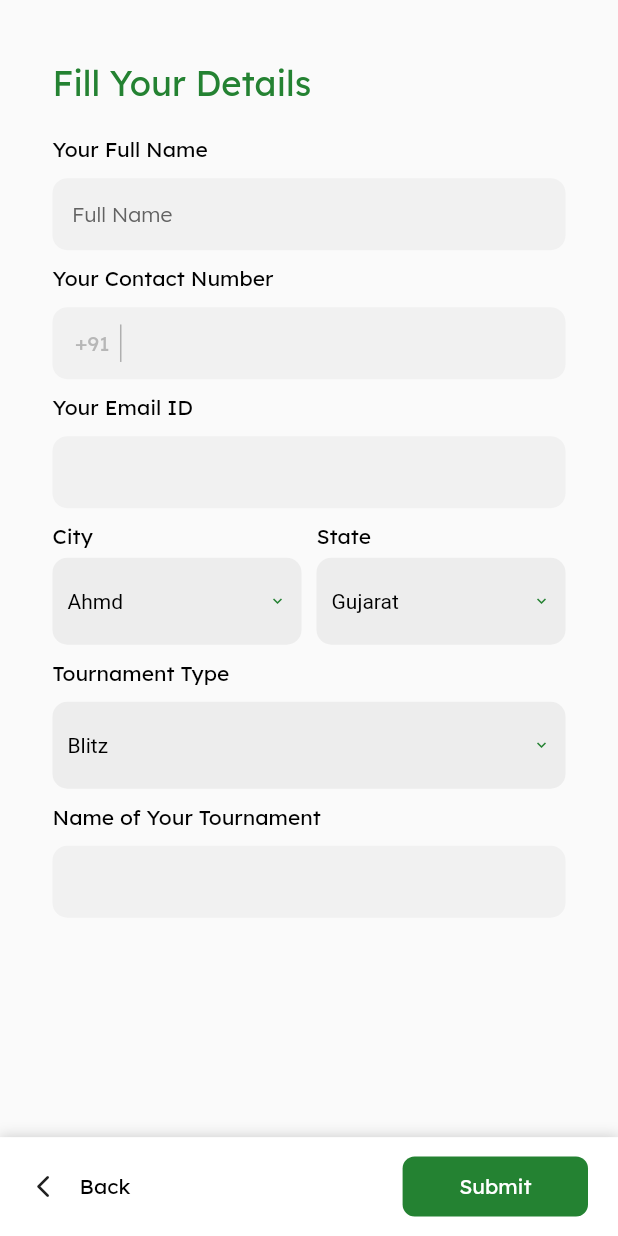
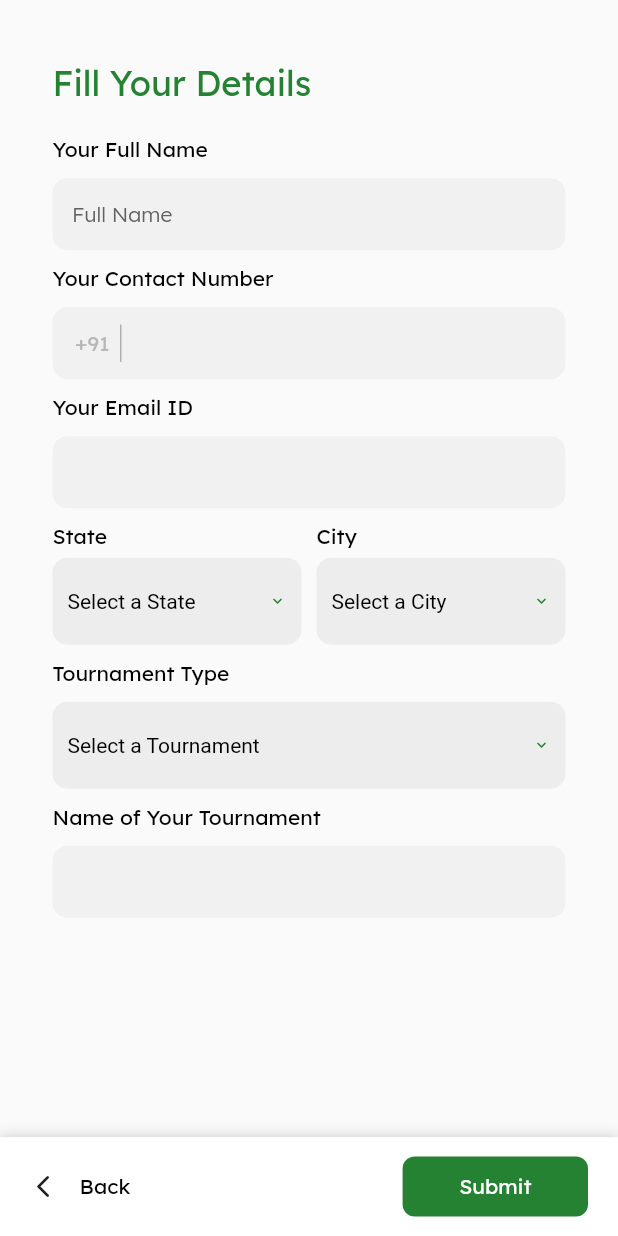
Before and after one commit to smit-mist/Huddle-Score, a Flutter app: the FillYourDetailsTournament screen opened directly, on a phone screen of 412 x 824 dp. Run offline on Flutter 3.47's test engine with Material 2 defaults, Android fonts, the phone set to English and light mode, and no system bars; our stand-ins replace bloc, camera, cloud_firestore, equatable, firebase_auth, firebase_core and 5 more; missing offline and left inert: razorpay_flutter; accounts and stored records are empty; network calls fail.

Commit message:
state and city in pwu done

```diff
--- a/lib/screens/partner_with_us/fill_your_details_tournament.dart
+++ b/lib/screens/partner_with_us/fill_your_details_tournament.dart
@@ -14,23 +14,73 @@ class FillYourDetailsTournament extends StatefulWidget {
 }
 
 class _FillYourDetailsTournamentState extends State<FillYourDetailsTournament> {
+  Map<String, List<String>> stateCity = {
+    'Select a State': [
+      'Select a City',
+    ],
+    'Gujarat': [
+      'Select a City',
+      'Ahmedabad',
+      'Surat',
+      'Baroda',
+      'Jamnagar',
+      'Rajkot',
+    ],
+    'Maharashtra': [
+      'Select a City',
+      'Mumbai',
+      'Pune',
+      'Nagpur',
+      'Nashik',
+      'Kolhapur',
+    ],
+    'Punjab': [
+      'Select a City',
+      'Amritsar',
+      'Ludhiana',
+      'Jalandhar',
+      'Patiala',
+      'Mohali',
+    ],
+    'Karnataka': [
+      'Select a City',
+      'Mysore',
+      'Hubli-Dharwad',
+      'Gulbarga',
+      'Bangalore',
+      'Bijapur',
+    ],
+    'Rajasthan': [
+      'Select a City',
+      'Jaipur',
+      'Kota',
+      'Bikaner',
+      'Ajmer',
+      'Jodhpur',
+    ],
+  };
   final _key = GlobalKey<FormState>();
   FormsBloc _bloc;
-  bool typedName = false, typedMob = false, typedTour = false,typedEmail = false;
-  String city = "Ahmd", statee = "Gujarat", tournamentType = "Blitz";
+  bool typedName = false,
+      typedMob = false,
+      typedTour = false,
+      typedEmail = false;
+  String city = "Select a City",
+      statee = "Select a State",
+      tournamentType = "Select a Tournament";
   TextEditingController _name = TextEditingController(),
       _contact = TextEditingController(),
       _emailId = TextEditingController(),
       _nameTour = TextEditingController();
   @override
   void dispose() {
-    // TODO: implement dispose
     _name.dispose();
     _contact.dispose();
     _emailId.dispose();
     _nameTour.dispose();
     super.dispose();
   }
+
   @override
   Widget build(BuildContext context) {
     _bloc = BlocProvider.of<FormsBloc>(context);
@@ -152,10 +202,12 @@ class _FillYourDetailsTournamentState extends State<FillYourDetailsTournament> {
                       height: 10,
                     ),
                     TextFormField(
-                      onChanged: (val){
+                      onChanged: (val) {
                         setState(() {
-                          if(val.length ==0)typedName = false;
-                          else typedName = true;
+                          if (val.length == 0)
+                            typedName = false;
+                          else
+                            typedName = true;
                         });
                       },
                       validator: (value) {
@@ -164,9 +216,7 @@ class _FillYourDetailsTournamentState extends State<FillYourDetailsTournament> {
                         return null;
                       },
                       controller: _name,
-                      decoration: textFieldDecoration(
-                        'Full Name',typedName
-                      ),
+                      decoration: textFieldDecoration('Full Name', typedName),
                     ),
                     SizedBox(
                       height: 10,
@@ -179,10 +229,12 @@ class _FillYourDetailsTournamentState extends State<FillYourDetailsTournament> {
                       height: 10,
                     ),
                     TextFormField(
-                      onChanged: (val){
+                      onChanged: (val) {
                         setState(() {
-                          if(val.length ==0)typedMob = false;
-                          else typedMob = true;
+                          if (val.length == 0)
+                            typedMob = false;
+                          else
+                            typedMob = true;
                         });
                       },
                       validator: (value) {
@@ -193,7 +245,7 @@ class _FillYourDetailsTournamentState extends State<FillYourDetailsTournament> {
                         return null;
                       },
                       controller: _contact,
-                      decoration: textFieldDecoration(' ',typedMob).copyWith(
+                      decoration: textFieldDecoration(' ', typedMob).copyWith(
                         prefixIcon: Container(
                           width: w * 0.15,
                           padding: EdgeInsets.only(left: 15),
@@ -231,10 +283,12 @@ class _FillYourDetailsTournamentState extends State<FillYourDetailsTournament> {
                       height: 10,
                     ),
                     TextFormField(
-                      onChanged: (val){
+                      onChanged: (val) {
                         setState(() {
-                          if(val.length ==0)typedEmail = false;
-                          else typedEmail = true;
+                          if (val.length == 0)
+                            typedEmail = false;
+                          else
+                            typedEmail = true;
                         });
                       },
                       validator: (value) {
@@ -246,7 +300,8 @@ class _FillYourDetailsTournamentState extends State<FillYourDetailsTournament> {
                       },
                       controller: _emailId,
                       decoration: textFieldDecoration(
-                        '',typedEmail,
+                        '',
+                        typedEmail,
                       ),
                     ),
                     SizedBox(
@@ -256,6 +311,66 @@ class _FillYourDetailsTournamentState extends State<FillYourDetailsTournament> {
                       width: w,
                       child: Row(
                         children: [
+                          Expanded(
+                            child: Column(
+                              crossAxisAlignment: CrossAxisAlignment.start,
+                              children: [
+                                Text(
+                                  'State',
+                                  style: themeFont(),
+                                ),
+                                SizedBox(
+                                  height: 5,
+                                ),
+                                Container(
+                                  padding: EdgeInsets.symmetric(
+                                      horizontal: 10, vertical: 5),
+                                  decoration: BoxDecoration(
+                                      color: Colors.grey.withOpacity(0.14),
+                                      borderRadius: BorderRadius.circular(10)),
+                                  child: DropdownButton<String>(
+                                    isExpanded: true,
+                                    focusColor: Colors.grey.withOpacity(0.14),
+                                    value: statee,
+                                    style: TextStyle(color: Colors.white),
+                                    icon: Icon(
+                                      Icons.keyboard_arrow_down,
+                                      color: kThemeColor,
+                                      size: 12,
+                                    ),
+                                    underline: Container(),
+                                    items: stateCity.keys
+                                        .toList()
+                                        .map<DropdownMenuItem<String>>(
+                                            (String value) {
+                                      return DropdownMenuItem<String>(
+                                        value: value,
+                                        child: Text(
+                                          value,
+                                          style: TextStyle(color: Colors.black),
+                                        ),
+                                      );
+                                    }).toList(),
+                                    onChanged: (s) {
+                                      setState(() {
+                                        statee = s;
+                                      });
+                                    },
+                                    hint: Text(
+                                      "State",
+                                      style: TextStyle(
+                                          color: Colors.black,
+                                          fontSize: 14,
+                                          fontWeight: FontWeight.w500),
+                                    ),
+                                  ),
+                                ),
+                              ],
+                            ),
+                          ),
+                          SizedBox(
+                            width: 10,
+                          ),
                           Expanded(
                             child: Column(
                               crossAxisAlignment: CrossAxisAlignment.start,
@@ -284,13 +399,10 @@ class _FillYourDetailsTournamentState extends State<FillYourDetailsTournament> {
                                       size: 12,
                                     ),
                                     underline: Container(),
-                                    items: <String>[
-                                      'Ahmd',
-                                      'Surat',
-                                      'Rajkot',
-                                      'Mumbai',
-                                    ].map<DropdownMenuItem<String>>(
-                                        (String value) {
+                                    items: stateCity[statee]
+                                        .toList()
+                                        .map<DropdownMenuItem<String>>(
+                                            (String value) {
                                       return DropdownMenuItem<String>(
                                         value: value,
                                         child: Text(
@@ -306,69 +418,6 @@ class _FillYourDetailsTournamentState extends State<FillYourDetailsTournament> {
                                     },
                                     hint: Text(
                                       "City",
-                                      style: TextStyle(
-                                          color: Colors.black,
-                                          fontSize: 14,
-                                          fontWeight: FontWeight.w500),
-                                    ),
-                                  ),
-                                ),
-                              ],
-                            ),
-                          ),
-                          SizedBox(
-                            width: 10,
-                          ),
-                          Expanded(
-                            child: Column(
-                              crossAxisAlignment: CrossAxisAlignment.start,
-                              children: [
-                                Text(
-                                  'State',
-                                  style: themeFont(),
-                                ),
-                                SizedBox(
-                                  height: 5,
-                                ),
-                                Container(
-                                  padding: EdgeInsets.symmetric(
-                                      horizontal: 10, vertical: 5),
-                                  decoration: BoxDecoration(
-                                      color: Colors.grey.withOpacity(0.14),
-                                      borderRadius: BorderRadius.circular(10)),
-                                  child: DropdownButton<String>(
-                                    isExpanded: true,
-                                    focusColor: Colors.grey.withOpacity(0.14),
-                                    value: statee,
-                                    style: TextStyle(color: Colors.white),
-                                    icon: Icon(
-                                      Icons.keyboard_arrow_down,
-                                      color: kThemeColor,
-                                      size: 12,
-                                    ),
-                                    underline: Container(),
-                                    items: <String>[
-                                      'Gujarat',
-                                      'Maharastra',
-                                      'MP',
-                                      'Goa',
-                                    ].map<DropdownMenuItem<String>>(
-                                        (String value) {
-                                      return DropdownMenuItem<String>(
-                                        value: value,
-                                        child: Text(
-                                          value,
-                                          style: TextStyle(color: Colors.black),
-                                        ),
-                                      );
-                                    }).toList(),
-                                    onChanged: (s) {
-                                      setState(() {
-                                        statee = s;
-                                      });
-                                    },
-                                    hint: Text(
-                                      "State",
                                       style: TextStyle(
                                           color: Colors.black,
                                           fontSize: 14,
@@ -410,9 +459,9 @@ class _FillYourDetailsTournamentState extends State<FillYourDetailsTournament> {
                         ),
                         underline: Container(),
                         items: <String>[
-                          'Blitz',
-                          'Round Robin',
-                          'Knock Out',
+                          'Select a Tournament',
+                          'Offline Tournament',
+                          'Online Tournament',
                         ].map<DropdownMenuItem<String>>((String value) {
                           return DropdownMenuItem<String>(
                             value: value,
@@ -428,7 +477,7 @@ class _FillYourDetailsTournamentState extends State<FillYourDetailsTournament> {
                           });
                         },
                         hint: Text(
-                          "Tournament Type",
+                          "Select a Tournament",
                           style: TextStyle(
                               color: Colors.black,
                               fontSize: 14,
@@ -447,10 +496,12 @@ class _FillYourDetailsTournamentState extends State<FillYourDetailsTournament> {
                       height: 10,
                     ),
                     TextFormField(
-                      onChanged: (val){
+                      onChanged: (val) {
                         setState(() {
-                          if(val.length ==0)typedTour = false;
-                          else typedTour = true;
+                          if (val.length == 0)
+                            typedTour = false;
+                          else
+                            typedTour = true;
                         });
                       },
                       validator: (value) {
@@ -459,9 +510,7 @@ class _FillYourDetailsTournamentState extends State<FillYourDetailsTournament> {
                         return null;
                       },
                       controller: _nameTour,
-                      decoration: textFieldDecoration(
-                        '',typedTour
-                      ),
+                      decoration: textFieldDecoration('', typedTour),
                     ),
                     SizedBox(
                       height: h * 0.1,
```
Also changed, not shown: 1 other file.
